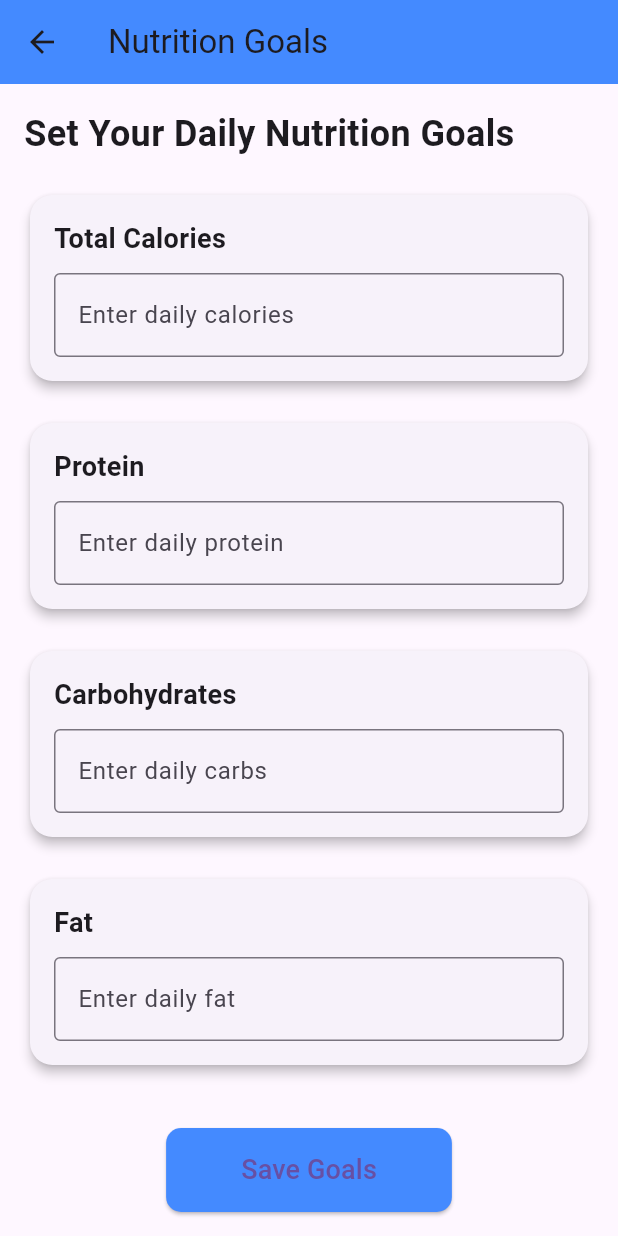
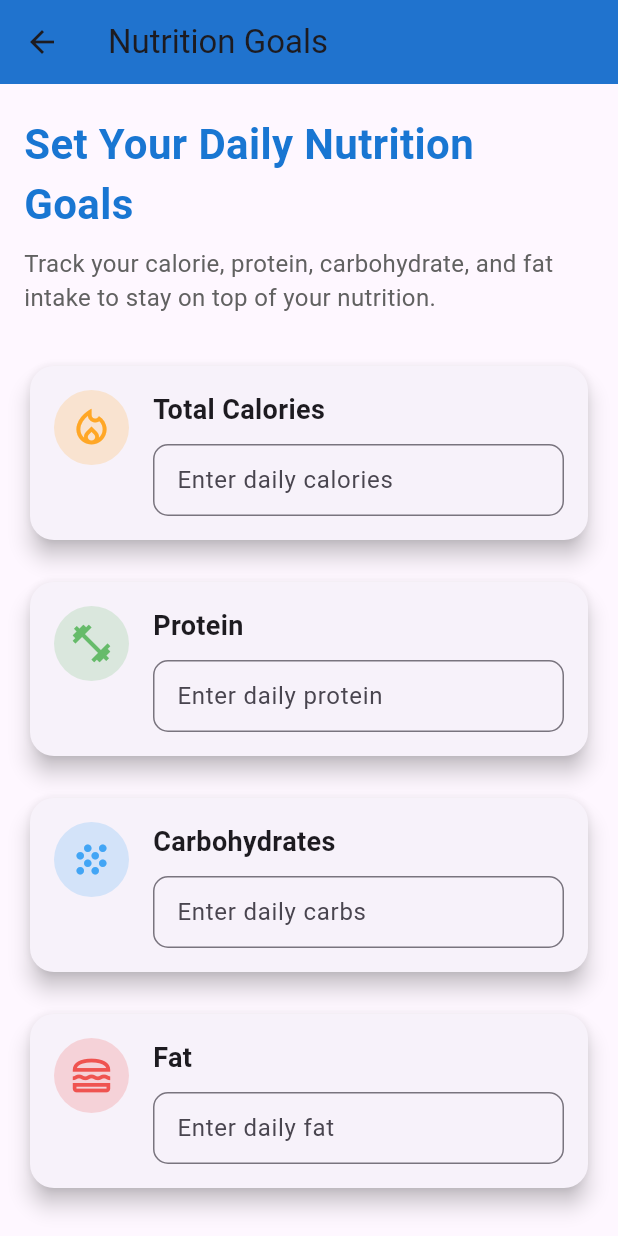
Before and after one commit to AymericJob/NutriTrack, a Flutter app: the NutritionGoalsPage screen opened by its route, on a phone screen of 412 x 824 dp. Run offline on Flutter 3.47's test engine with Material 3 defaults, Android fonts, the phone set to English and light mode, and no system bars; our stand-ins replace cloud_firestore, firebase_auth, firebase_core, firebase_messaging, font_awesome_flutter, pedometer and 2 more; missing offline and left inert: barcode_scan2; accounts and stored records are empty.

Commit message:
:rocket: interface improvement

```diff
--- a/lib/Pages/Home/Profile/nutrition_goals_page.dart
+++ b/lib/Pages/Home/Profile/nutrition_goals_page.dart
@@ -13,24 +13,24 @@ class NutritionGoalsPage extends StatelessWidget {
     return Scaffold(
       appBar: AppBar(
         title: Text('Nutrition Goals'),
-        backgroundColor: Colors.blueAccent,
-        elevation: 0,
+        backgroundColor: Colors.blue.shade700,
+        elevation: 4,
       ),
-      body: Padding(
-        padding: const EdgeInsets.all(16.0),
+      body: SingleChildScrollView(
+        child: Padding(
+          padding: const EdgeInsets.symmetric(horizontal: 16.0, vertical: 20.0),
           child: Column(
             crossAxisAlignment: CrossAxisAlignment.start,
             children: [
-            Text(
-              'Set Your Daily Nutrition Goals',
-              style: TextStyle(fontSize: 24, fontWeight: FontWeight.bold),
-            ),
-            SizedBox(height: 20),
+              _buildHeader(),
+              SizedBox(height: 30),
               _buildGoalSection(
                 title: 'Total Calories',
                 hintText: 'Enter daily calories',
                 controller: _caloriesController,
                 unit: 'kcal',
+                icon: Icons.local_fire_department_outlined,
+                color: Colors.orange.shade400,
               ),
               SizedBox(height: 20),
               _buildGoalSection(
@@ -38,6 +38,8 @@ class NutritionGoalsPage extends StatelessWidget {
                 hintText: 'Enter daily protein',
                 controller: _proteinController,
                 unit: 'g',
+                icon: Icons.fitness_center_outlined,
+                color: Colors.green.shade400,
               ),
               SizedBox(height: 20),
               _buildGoalSection(
@@ -45,6 +47,8 @@ class NutritionGoalsPage extends StatelessWidget {
                 hintText: 'Enter daily carbs',
                 controller: _carbsController,
                 unit: 'g',
+                icon: Icons.grain_outlined,
+                color: Colors.blue.shade400,
               ),
               SizedBox(height: 20),
               _buildGoalSection(
@@ -52,19 +56,100 @@ class NutritionGoalsPage extends StatelessWidget {
                 hintText: 'Enter daily fat',
                 controller: _fatController,
                 unit: 'g',
+                icon: Icons.lunch_dining_outlined,
+                color: Colors.red.shade400,
               ),
-            Spacer(),
-            Center(
-              child: ElevatedButton(
-                onPressed: () => _saveNutritionGoals(context),
-                style: ElevatedButton.styleFrom(
-                  backgroundColor: Colors.blueAccent,
-                  padding: EdgeInsets.symmetric(horizontal: 50, vertical: 15),
+              SizedBox(height: 30),
+              _buildSaveButton(context),
+            ],
+          ),
+        ),
+      ),
+    );
+  }
+
+  Widget _buildHeader() {
+    return Column(
+      crossAxisAlignment: CrossAxisAlignment.start,
+      children: [
+        Text(
+          'Set Your Daily Nutrition Goals',
+          style: TextStyle(
+            fontSize: 28,
+            fontWeight: FontWeight.bold,
+            color: Colors.blue.shade700,
+          ),
+        ),
+        SizedBox(height: 8),
+        Text(
+          'Track your calorie, protein, carbohydrate, and fat intake to stay on top of your nutrition.',
+          style: TextStyle(fontSize: 16, color: Colors.grey.shade700),
+        ),
+      ],
+    );
+  }
+
+  Widget _buildGoalSection({
+    required String title,
+    required String hintText,
+    required TextEditingController controller,
+    required String unit,
+    required IconData icon,
+    required Color color,
+  }) {
+    return Card(
+      elevation: 6,
       shape: RoundedRectangleBorder(
+        borderRadius: BorderRadius.circular(16),
+      ),
+      child: Padding(
+        padding: const EdgeInsets.all(16.0),
+        child: Row(
+          crossAxisAlignment: CrossAxisAlignment.start,
+          children: [
+            Container(
+              width: 50,
+              height: 50,
+              decoration: BoxDecoration(
+                color: color.withOpacity(0.2),
+                shape: BoxShape.circle,
+              ),
+              child: Icon(
+                icon,
+                size: 30,
+                color: color,
+              ),
+            ),
+            SizedBox(width: 16),
+            Expanded(
+              child: Column(
+                crossAxisAlignment: CrossAxisAlignment.start,
+                children: [
+                  Text(
+                    title,
+                    style: TextStyle(fontSize: 18, fontWeight: FontWeight.w600),
+                  ),
+                  SizedBox(height: 10),
+                  TextField(
+                    controller: controller,
+                    keyboardType: TextInputType.number,
+                    decoration: InputDecoration(
+                      contentPadding: EdgeInsets.symmetric(
+                        vertical: 10,
+                        horizontal: 12,
+                      ),
+                      border: OutlineInputBorder(
                         borderRadius: BorderRadius.circular(10),
                       ),
+                      hintText: hintText,
+                      suffixText: unit,
+                      suffixStyle: TextStyle(
+                        fontWeight: FontWeight.bold,
+                        color: Colors.grey.shade600,
                       ),
-                child: Text('Save Goals', style: TextStyle(fontSize: 18)),
+                    ),
+                  ),
+                ],
               ),
             ),
           ],
@@ -73,35 +158,19 @@ class NutritionGoalsPage extends StatelessWidget {
     );
   }
 
-  Widget _buildGoalSection({
-    required String title,
-    required String hintText,
-    required TextEditingController controller,
-    required String unit,
-  }) {
-    return Card(
-      elevation: 3,
+  Widget _buildSaveButton(BuildContext context) {
+    return Center(
+      child: ElevatedButton.icon(
+        onPressed: () => _saveNutritionGoals(context),
+        icon: Icon(Icons.save_outlined),
+        label: Text('Save Goals'),
+        style: ElevatedButton.styleFrom(
+          backgroundColor: Colors.blue.shade700,
+          padding: EdgeInsets.symmetric(horizontal: 40, vertical: 15),
           shape: RoundedRectangleBorder(
-        borderRadius: BorderRadius.circular(15),
+            borderRadius: BorderRadius.circular(12),
           ),
-      child: Padding(
-        padding: const EdgeInsets.all(16.0),
-        child: Column(
-          crossAxisAlignment: CrossAxisAlignment.start,
-          children: [
-            Text(title, style: TextStyle(fontSize: 18, fontWeight: FontWeight.w600)),
-            SizedBox(height: 10),
-            TextField(
-              controller: controller,
-              keyboardType: TextInputType.number,
-              decoration: InputDecoration(
-                border: OutlineInputBorder(),
-                hintText: hintText,
-                suffixText: unit,
-                suffixStyle: TextStyle(fontWeight: FontWeight.bold),
-              ),
-            ),
-          ],
+          textStyle: TextStyle(fontSize: 18),
         ),
       ),
     );
@@ -114,7 +183,6 @@ class NutritionGoalsPage extends StatelessWidget {
       final int carbs = int.tryParse(_carbsController.text) ?? 0;
       final int fat = int.tryParse(_fatController.text) ?? 0;
 
-      // Get the current user
       User? user = FirebaseAuth.instance.currentUser;
       if (user == null) {
         ScaffoldMessenger.of(context).showSnackBar(
@@ -123,7 +191,6 @@ class NutritionGoalsPage extends StatelessWidget {
         return;
       }
 
-      // Save nutrition goals under the user's document ID
       await FirebaseFirestore.instance.collection('nutrition_goals').doc(user.uid).set({
         'calories': calories,
         'protein': protein,
@@ -131,16 +198,20 @@ class NutritionGoalsPage extends StatelessWidget {
         'fat': fat,
       });
 
-      // Show success message
       ScaffoldMessenger.of(context).showSnackBar(
-        SnackBar(content: Text('Nutrition goals saved!')),
+        SnackBar(
+          content: Text('Nutrition goals saved!'),
+          backgroundColor: Colors.green.shade600,
+        ),
       );
     } catch (e) {
       print('Error saving goals: $e');
       ScaffoldMessenger.of(context).showSnackBar(
-        SnackBar(content: Text('Failed to save goals')),
+        SnackBar(
+          content: Text('Failed to save goals'),
+          backgroundColor: Colors.red.shade600,
+        ),
       );
     }
   }
-
 }
```
Also changed, not shown: lib/Pages/Home/Profile/personal_info_page.dart (+141 -23 lines). Lines whose indentation alone changed are shown as unchanged.
